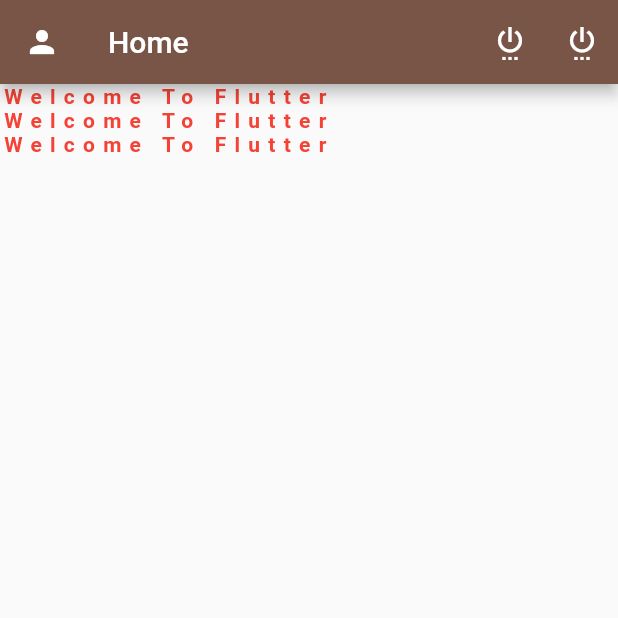
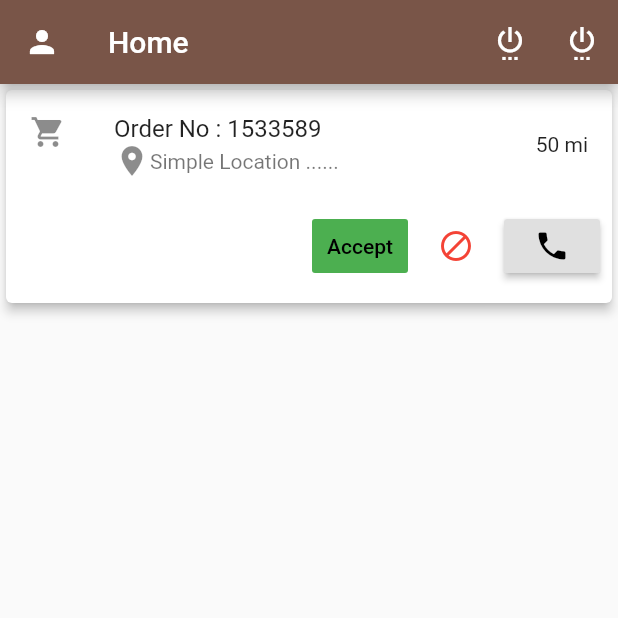
Before and after one commit to development1soft/Flutter-Mastering-Level-1, a Flutter app: the screen it shows after launch, on a phone screen of 412 x 824 dp, the top half of it. Run offline on Flutter 3.47's test engine with Material 2 defaults, Android fonts, the phone set to English and light mode, and no system bars.

Commit message:
Container - Card - ListTile - ButtonBar - FlatButton - IconButton - RaisedButton - Column - Row Finished Successfully

```diff
--- a/lib/src/home.dart
+++ b/lib/src/home.dart
@@ -32,34 +32,59 @@ class _HomeScreenState extends State<HomeScreen> {
       ),
       body: ListView(
         children: <Widget>[
-          Text(
-          'Welcome To Flutter',
-          style: TextStyle(
-            color: Colors.red,
-            // fontSize: 40,
-            fontWeight: FontWeight.w700,
-            // backgroundColor: Colors.black,
-            letterSpacing: 5.5,
+          Container(
+            width: 300,
+            height: 150,
+            child: Card(
+              elevation: 3,
+              child: Column(
+                children: [
+                  ListTile(
+                    leading: Icon(Icons.shopping_cart),
+                    title: Text('Order No : 1533589'),
+                    subtitle: Row(
+                      children: [
+                        Icon(Icons.location_on),
+                        Text('Simple Location ......')
+                      ],
                     ),
+                    trailing: Text('50 mi'),
+                    onTap: (){
+                      print('welcome first listtile');
+                    },
                   ),
-        Text(
-          'Welcome To Flutter',
-          style: TextStyle(
-            color: Colors.red,
-            // fontSize: 40,
-            fontWeight: FontWeight.w700,
-            // backgroundColor: Colors.black,
-            letterSpacing: 5.5,
+                  ButtonBar(
+                    children: [
+                      FlatButton(
+                        child: Text('Accept'),
+                        color: Colors.green,
+                        textColor: Colors.black,
+                        onLongPress: (){
+                          print('welcome long press');
+                        },
+                        onPressed: (){
+                          print('accept order');
+                        },
                       ),
+                      IconButton(
+                        icon: Icon(Icons.block),
+                        color : Colors.red,
+                        onPressed: (){
+                          print('reject Order');
+                        },
                       ),
-        Text(
-          'Welcome To Flutter',
-          style: TextStyle(
-            color: Colors.red,
-            // fontSize: 40,
-            fontWeight: FontWeight.w700,
-            // backgroundColor: Colors.black,
-            letterSpacing: 5.5,
+                      RaisedButton(
+                        child: Icon(Icons.phone),
+                        //color: Colors.white,
+                        //elevation: 0,
+                        onPressed: (){
+                          print('call customer');
+                        },
+                      )
+                    ],
+                  )
+                ],
+              ),
             ),
           )
         ],
```
Also changed, not shown: pubspec.lock. Lines whose indentation alone changed are shown as unchanged.
